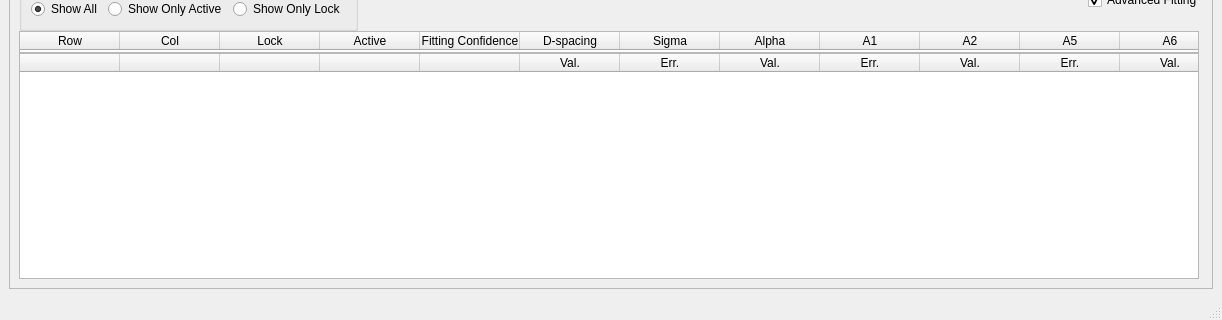
ornlneutronimaging/iBeatles, file designer/ui_fittingWindow.ui: the form before one commit; both pictures show x 0 to 1222 and y 453 to 773 of the 1222 by 773 pixel window.
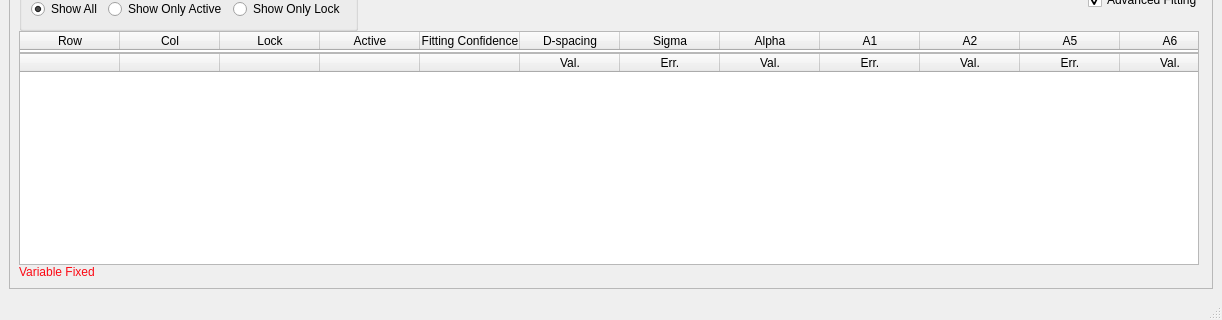
The form after the commit.

Commit message: Selection of header table in fitting window correctly select or unselect the right columns in the value table

```diff
--- a/designer/ui_fittingWindow.ui
+++ b/designer/ui_fittingWindow.ui
@@ -608,6 +608,50 @@
           </column>
          </widget>
         </item>
+        <item>
+         <widget class="QLabel" name="label_3">
+          <property name="palette">
+           <palette>
+            <active>
+             <colorrole role="WindowText">
+              <brush brushstyle="SolidPattern">
+               <color alpha="255">
+                <red>252</red>
+                <green>9</green>
+                <blue>20</blue>
+               </color>
+              </brush>
+             </colorrole>
+            </active>
+            <inactive>
+             <colorrole role="WindowText">
+              <brush brushstyle="SolidPattern">
+               <color alpha="255">
+                <red>252</red>
+                <green>9</green>
+                <blue>20</blue>
+               </color>
+              </brush>
+             </colorrole>
+            </inactive>
+            <disabled>
+             <colorrole role="WindowText">
+              <brush brushstyle="SolidPattern">
+               <color alpha="255">
+                <red>69</red>
+                <green>69</green>
+                <blue>69</blue>
+               </color>
+              </brush>
+             </colorrole>
+            </disabled>
+           </palette>
+          </property>
+          <property name="text">
+           <string>Variable Fixed</string>
+          </property>
+         </widget>
+        </item>
        </layout>
       </widget>
      </widget>
```
Left out of the diff: 10 changed lines with no effect on the pictures. The commit also changes 4 other files.
